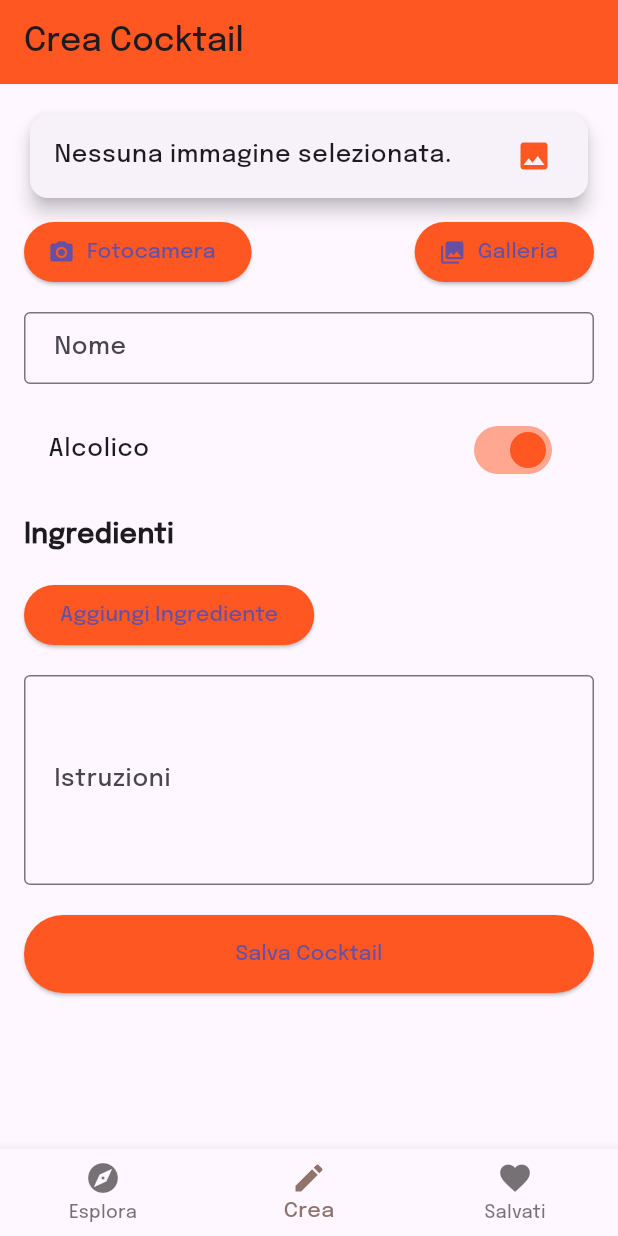
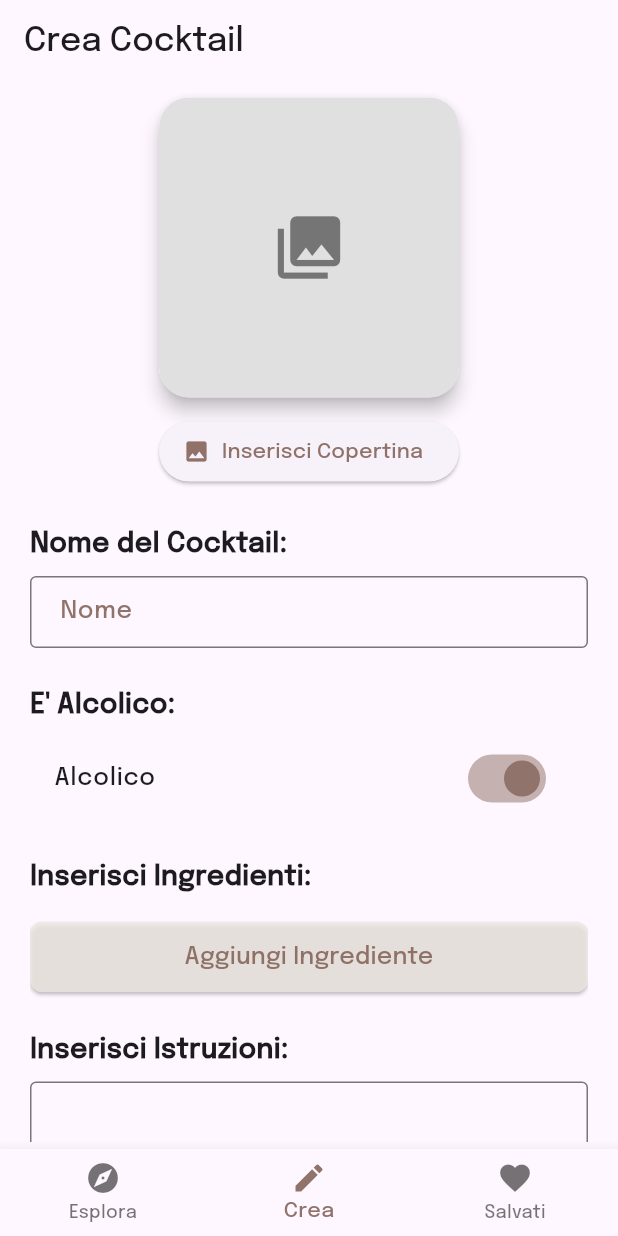
Before and after one commit to moreno-boasso/MemoryBartender, a Flutter app: the screen it shows after launch, swiped to page 2, on a phone screen of 412 x 824 dp. Run offline on Flutter 3.47's test engine with Material 3 defaults, Android fonts, the phone set to English and light mode, and no system bars; our stand-ins replace auto_size_text, image_picker, shared_preferences, shimmer; missing offline and left inert: translator; network calls fail.

Commit message:
crrate cocktail bug fixing

```diff
--- a/lib/components/cocktail_detail_screen/ingredients_detail.dart
+++ b/lib/components/cocktail_detail_screen/ingredients_detail.dart
@@ -21,7 +21,7 @@ class IngredientsDetail extends StatelessWidget {
         ),
         const SizedBox(height: 10),
         // Verifica se ingredients è null o vuoto
-        if (ingredients == null || ingredients.isEmpty)
+        if (ingredients.isEmpty)
           const Text(
             'Nessun ingrediente disponibile',
             style: TextStyle(color: Colors.grey, fontStyle: FontStyle.italic),
--- a/lib/pages/create_screen.dart
+++ b/lib/pages/create_screen.dart
@@ -5,20 +5,29 @@ import 'package:image_picker/image_picker.dart';
 import 'package:shared_preferences/shared_preferences.dart';
 
 import '../models/cocktail.dart';
+import '../styles/colors.dart';
 
 class CreateScreen extends StatefulWidget {
+  const CreateScreen({super.key});
+
   @override
   _CreateScreenState createState() => _CreateScreenState();
 }
 
 class _CreateScreenState extends State<CreateScreen> {
   final _formKey = GlobalKey<FormState>();
-  String _name = '';
+  final _nameController = TextEditingController();
   File? _image;
   bool _isAlcoholic = true;
-  List<Map<String, String>> _ingredients = [];
+  final List<Map<String, String>> _ingredients = [];
   String _instructions = '';
   final ImagePicker _picker = ImagePicker();
+
+  @override
+  void dispose() {
+    _nameController.dispose();
+    super.dispose();
+  }
 
   Future<void> _pickImage(ImageSource source) async {
     final pickedFile = await _picker.pickImage(source: source);
@@ -35,9 +44,18 @@ class _CreateScreenState extends State<CreateScreen> {
     });
   }
 
+  void _removeIngredient(int index) {
+    setState(() {
+      _ingredients.removeAt(index);
+    });
+  }
+
   Future<void> _saveCocktail() async {
     if (_formKey.currentState!.validate()) {
       _formKey.currentState!.save();
+
+      // Usa il valore del controller per ottenere il nome
+      final name = _nameController.text;
 
       String? imageBase64;
       if (_image != null) {
@@ -47,7 +65,7 @@ class _CreateScreenState extends State<CreateScreen> {
 
       Cocktail newCocktail = Cocktail(
         id: DateTime.now().toString(),
-        name: _name,
+        name: name,
         imageUrl: imageBase64 ?? '',
         isAlcoholic: _isAlcoholic,
         ingredients: _ingredients,
@@ -60,35 +78,82 @@ class _CreateScreenState extends State<CreateScreen> {
       cocktails.add(cocktailJson);
       await prefs.setStringList('cocktails', cocktails);
 
-      ScaffoldMessenger.of(context).showSnackBar(SnackBar(
+      // Mostra un messaggio di successo
+      ScaffoldMessenger.of(context).showSnackBar(const SnackBar(
         content: Text('Cocktail salvato con successo!'),
       ));
+
+      // Clear all inputs
+      _clearInputs();
     }
+  }
+
+  void _clearInputs() {
+    setState(() {
+      _nameController.clear();
+      _image = null;
+      _isAlcoholic = true;
+      _ingredients.clear();
+      _instructions = '';
+    });
+  }
+
+
+  void _showImageSourceActionSheet() {
+    showModalBottomSheet(
+      context: context,
+      builder: (BuildContext context) {
+        return SafeArea(
+          child: Column(
+            mainAxisSize: MainAxisSize.min,
+            children: <Widget>[
+              ListTile(
+                leading: const Icon(Icons.photo_library),
+                title: const Text('Galleria'),
+                onTap: () {
+                  Navigator.pop(context);
+                  _pickImage(ImageSource.gallery);
+                },
+              ),
+              ListTile(
+                leading: const Icon(Icons.camera_alt),
+                title: const Text('Fotocamera'),
+                onTap: () {
+                  Navigator.pop(context);
+                  _pickImage(ImageSource.camera);
+                },
+              ),
+            ],
+          ),
+        );
+      },
+    );
   }
 
   @override
   Widget build(BuildContext context) {
     return Scaffold(
       appBar: AppBar(
-        title: Text('Crea Cocktail'),
-        backgroundColor: Colors.deepOrange,
+        title: const Text('Crea Cocktail'),
+        elevation: 0, // Disabilita l'ombra
+        surfaceTintColor: Colors.transparent,
       ),
       body: Padding(
-        padding: const EdgeInsets.all(16.0),
+        padding: const EdgeInsets.symmetric(horizontal: 20, vertical: 5),
         child: Form(
           key: _formKey,
           child: ListView(
             children: [
               _buildImagePicker(),
-              SizedBox(height: 16),
+              const SizedBox(height: 25),
               _buildNameField(),
-              SizedBox(height: 16),
+              const SizedBox(height: 25),
               _buildAlcoholicSwitch(),
-              SizedBox(height: 16),
+              const SizedBox(height: 25),
               _buildIngredientsSection(),
-              SizedBox(height: 16),
+              const SizedBox(height: 25),
               _buildInstructionsField(),
-              SizedBox(height: 20),
+              const SizedBox(height: 25),
               _buildSaveButton(),
             ],
           ),
@@ -100,53 +165,88 @@ class _CreateScreenState extends State<CreateScreen> {
   Widget _buildImagePicker() {
     return Column(
       children: [
-        _image == null
-            ? Card(
+        Card(
           elevation: 5,
-          child: ListTile(
-            title: Text('Nessuna immagine selezionata.'),
-            trailing: Icon(Icons.image, color: Colors.deepOrange),
+          shape: RoundedRectangleBorder(
+            borderRadius: BorderRadius.circular(20.0),
+          ),
+          child: Stack(
+            alignment: Alignment.topRight,
+            children: [
+              ClipRRect(
+                borderRadius: BorderRadius.circular(20.0),
+                child: _image == null
+                    ? Container(
+                  height: 200,
+                  width: 200,
+                  decoration: BoxDecoration(
+                    color: Colors.grey[300],
+                    borderRadius: BorderRadius.circular(20.0),
+                  ),
+                  child: Icon(
+                    Icons.photo_library,
+                    size: 50,
+                    color: Colors.grey[600],
                   ),
                 )
-            : Card(
-          elevation: 5,
-          child: Image.file(
+                    : Image.file(
                   _image!,
                   height: 200,
-            width: double.infinity,
+                  width: 200,
                   fit: BoxFit.cover,
                 ),
               ),
-        SizedBox(height: 8),
-        Row(
-          mainAxisAlignment: MainAxisAlignment.spaceBetween,
-          children: [
-            ElevatedButton.icon(
-              onPressed: () => _pickImage(ImageSource.camera),
-              icon: Icon(Icons.camera_alt),
-              label: Text('Fotocamera'),
-              style: ElevatedButton.styleFrom(
-                backgroundColor: Colors.deepOrange,
+              if (_image != null)
+                Positioned(
+                  top: 8,
+                  right: 8,
+                  child: Container(
+                    decoration: const BoxDecoration(
+                      color: Colors.black54,
+                      shape: BoxShape.circle,
                     ),
+                    child: IconButton(
+                      icon: const Icon(Icons.delete, color: Colors.white),
+                      onPressed: () {
+                        setState(() {
+                          _image = null;
+                        });
+                      },
+                      iconSize: 26,
                     ),
-            ElevatedButton.icon(
-              onPressed: () => _pickImage(ImageSource.gallery),
-              icon: Icon(Icons.photo_library),
-              label: Text('Galleria'),
-              style: ElevatedButton.styleFrom(
-                backgroundColor: Colors.deepOrange,
                   ),
                 ),
             ],
+          ),
+        ),
+        const SizedBox(height: 8),
+        ElevatedButton.icon(
+          onPressed: _showImageSourceActionSheet,
+          icon: const Icon(
+            Icons.photo,
+            color: MemoColors.brownie,
+          ),
+          label: const Text(
+            'Inserisci Copertina',
+            style: TextStyle(color: MemoColors.brownie),
+          ),
         ),
       ],
     );
   }
 
   Widget _buildNameField() {
-    return TextFormField(
-      decoration: InputDecoration(
+    return Column(
+      crossAxisAlignment: CrossAxisAlignment.start,
+      children: [
+        const Text('Nome del Cocktail:',
+            style: TextStyle(fontSize: 18, fontWeight: FontWeight.bold)),
+        const SizedBox(height: 8),
+        TextFormField(
+          controller: _nameController,
+          decoration: const InputDecoration(
             labelText: 'Nome',
+            labelStyle: TextStyle(color: MemoColors.brownie),
             border: OutlineInputBorder(),
             contentPadding: EdgeInsets.symmetric(vertical: 10, horizontal: 16),
           ),
@@ -156,16 +256,32 @@ class _CreateScreenState extends State<CreateScreen> {
             }
             return null;
           },
-      onSaved: (value) => _name = value!,
+          onSaved: (value) {
+            if (value != null) {
+              // Anche se usiamo il controller, è bene aggiornare la variabile
+              // per mantenere la coerenza
+              _nameController.text = value;
+            }
+          },
+        ),
+      ],
     );
   }
 
   Widget _buildAlcoholicSwitch() {
-    return SwitchListTile(
-      title: Text('Alcolico'),
+    return Column(
+      crossAxisAlignment: CrossAxisAlignment.start,
+      children: [
+        const Text("E' Alcolico:",
+            style: TextStyle(fontSize: 18, fontWeight: FontWeight.bold)),
+        const SizedBox(height: 8),
+        SwitchListTile(
+          title: const Text('Alcolico'),
           value: _isAlcoholic,
           onChanged: (value) => setState(() => _isAlcoholic = value),
-      activeColor: Colors.deepOrange,
+          activeColor: MemoColors.brownie,
+        ),
+      ],
     );
   }
 
@@ -173,53 +289,60 @@ class _CreateScreenState extends State<CreateScreen> {
     return Column(
       crossAxisAlignment: CrossAxisAlignment.start,
       children: [
-        Text('Ingredienti', style: TextStyle(fontSize: 18, fontWeight: FontWeight.bold)),
-        SizedBox(height: 8),
-        ..._ingredients.map((ingredient) {
-          int index = _ingredients.indexOf(ingredient);
+        const Text('Inserisci Ingredienti:',
+            style: TextStyle(fontSize: 18, fontWeight: FontWeight.bold)),
+        const SizedBox(height: 8),
+        ..._ingredients.asMap().entries.map((entry) {
+          int index = entry.key;
+          Map<String, String> ingredient = entry.value;
           return Card(
             elevation: 2,
             margin: const EdgeInsets.symmetric(vertical: 4),
             child: ListTile(
-              contentPadding: EdgeInsets.all(8),
+              contentPadding: const EdgeInsets.all(8),
               title: Row(
                 children: [
                   Expanded(
                     child: TextFormField(
-                      decoration: InputDecoration(labelText: 'Ingrediente'),
+                      decoration: const InputDecoration(
+                        labelText: 'Ingrediente e Quantità',
+                        labelStyle: TextStyle(color: MemoColors.brownie),
+                      ),
+                      initialValue: ingredient['ingredient'],
                       onChanged: (value) {
+                        setState(() {
                           _ingredients[index]['ingredient'] = value;
+                        });
                       },
                     ),
                   ),
-                  SizedBox(width: 8),
-                  Expanded(
-                    child: TextFormField(
-                      decoration: InputDecoration(labelText: 'Quantità'),
-                      onChanged: (value) {
-                        _ingredients[index]['amount'] = value;
-                      },
+                ],
               ),
-                  ),
-                  IconButton(
-                    icon: Icon(Icons.delete, color: Colors.red),
-                    onPressed: () {
-                      setState(() {
-                        _ingredients.removeAt(index);
-                      });
-                    },
-                  ),
-                ],
+              trailing: IconButton(
+                icon: const Icon(Icons.delete, color: MemoColors.brownie),
+                onPressed: () => _removeIngredient(index),
               ),
             ),
           );
-        }).toList(),
-        SizedBox(height: 8),
+        }),
+        const SizedBox(height: 8),
         ElevatedButton(
           onPressed: _addIngredient,
-          child: Text('Aggiungi Ingrediente'),
           style: ElevatedButton.styleFrom(
-            backgroundColor: Colors.deepOrange,
+            backgroundColor: MemoColors.beige,
+            shape: RoundedRectangleBorder(
+              borderRadius: BorderRadius.circular(8),
+            ),
+            padding: const EdgeInsets.symmetric(vertical: 12, horizontal: 24),
+          ),
+          child: const Center(
+            child: Text(
+              'Aggiungi Ingrediente',
+              style: TextStyle(
+                color: MemoColors.brownie,
+                fontSize: 16,
+              ),
+            ),
           ),
         ),
       ],
@@ -227,25 +350,31 @@ class _CreateScreenState extends State<CreateScreen> {
   }
 
   Widget _buildInstructionsField() {
-    return TextFormField(
-      decoration: InputDecoration(
+    return Column(
+      crossAxisAlignment: CrossAxisAlignment.start,
+      children: [
+        const Text("Inserisci Istruzioni:",
+            style: TextStyle(fontSize: 18, fontWeight: FontWeight.bold)),
+        const SizedBox(height: 8),
+        TextFormField(
+          decoration: const InputDecoration(
             labelText: 'Istruzioni',
+            labelStyle: TextStyle(color: MemoColors.brownie),
             border: OutlineInputBorder(),
             contentPadding: EdgeInsets.symmetric(vertical: 10, horizontal: 16),
           ),
           maxLines: 5,
+          initialValue: _instructions,
           onSaved: (value) => _instructions = value!,
+        ),
+      ],
     );
   }
 
   Widget _buildSaveButton() {
     return ElevatedButton(
       onPressed: _saveCocktail,
-      child: Text('Salva Cocktail'),
-      style: ElevatedButton.styleFrom(
-        backgroundColor: Colors.deepOrange,
-        padding: EdgeInsets.symmetric(vertical: 16),
-      ),
+      child: const Text('Crea Cocktail'),
     );
   }
 }
```
Also changed, not shown: lib/components/cocktail_detail_screen/create_image_detail.dart (added, +46 -0 lines), lib/pages/created_cocktail_detail_screen.dart (+7 -16 lines). Lines whose indentation alone changed are shown as unchanged.
